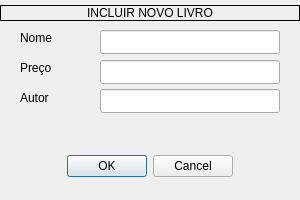
This is Loja/incluirlivro.ui in lumathias/DCA1202---Programa-o-Avan-ada as Qt 5 draws it before an edit. The edited form follows.
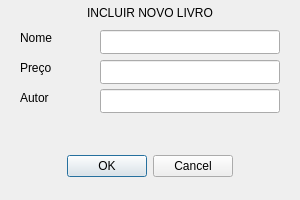
This is the edited form.

Diff of the .ui file:
```diff
--- a/Loja/incluirlivro.ui
+++ b/Loja/incluirlivro.ui
@@ -23,7 +23,7 @@
     </rect>
    </property>
    <property name="frameShape">
-    <enum>QFrame::Box</enum>
+    <enum>QFrame::NoFrame</enum>
    </property>
    <property name="text">
     <string>INCLUIR NOVO LIVRO</string>
```
